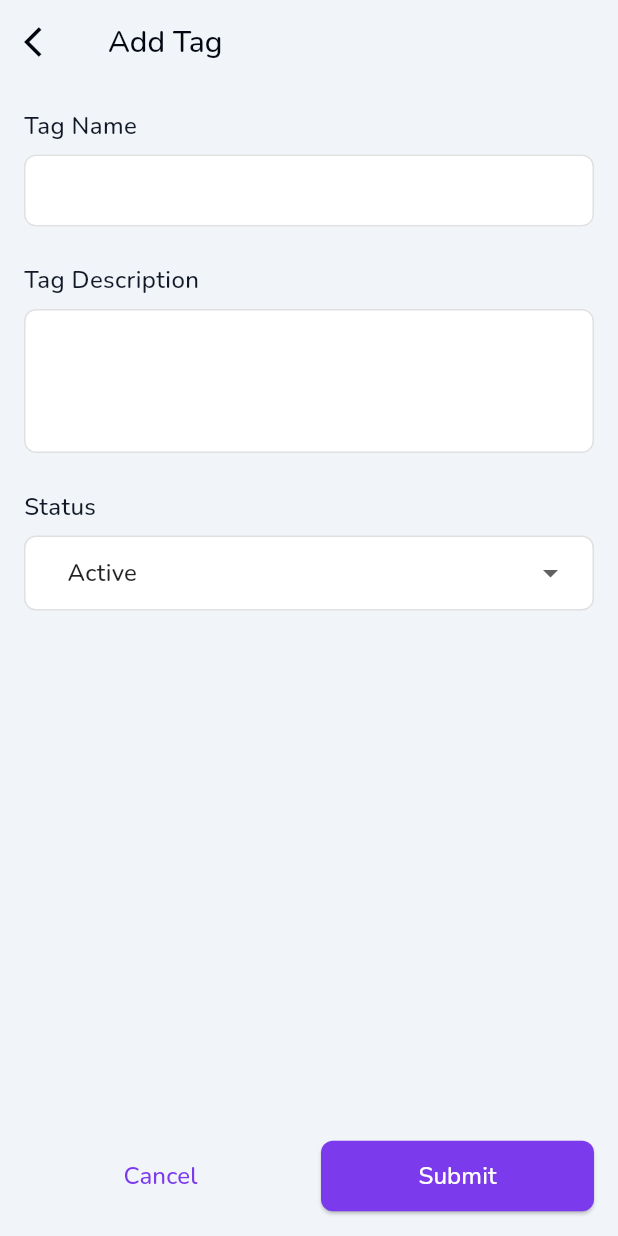
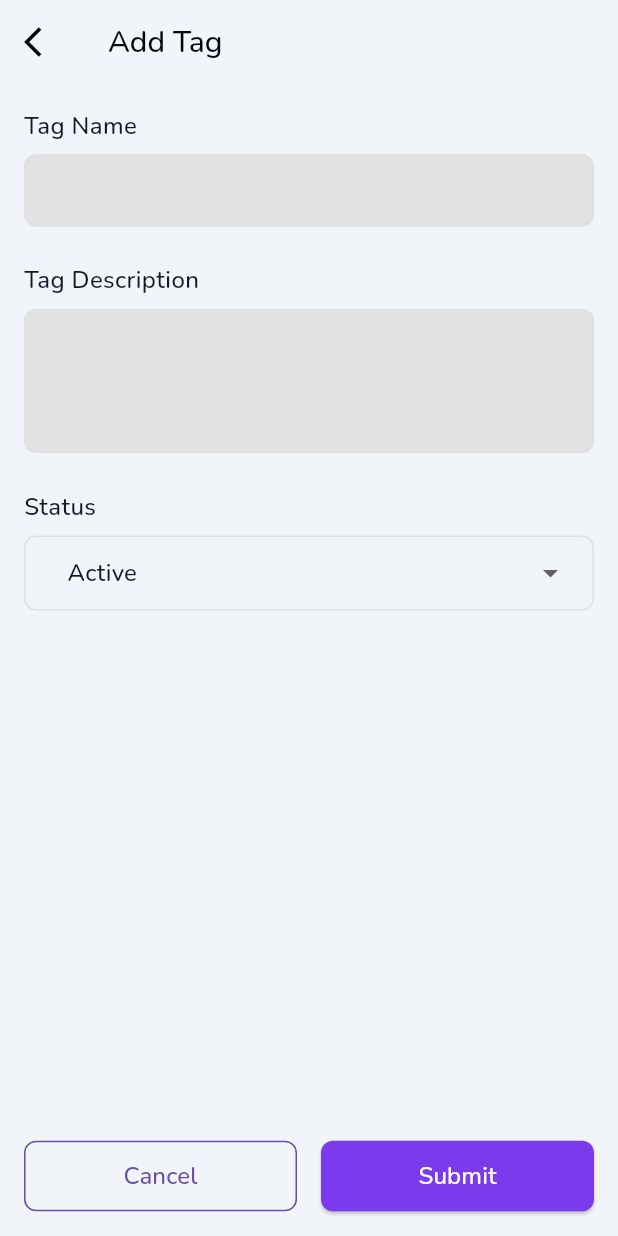
Before and after one commit to CodingWithTashi/unfurl, a Flutter app: the screen it shows after launch, item 3 of the bottom bar chosen, after a tap on "Add new", on a phone screen of 412 x 824 dp. Run offline on Flutter 3.47's test engine with Material 3 defaults, Android fonts, the phone set to English and light mode, and no system bars; our stand-ins replace easy_localization, equatable, fluentui_system_icons, flutter_riverpod, hive, hive_flutter and 2 more; missing offline and left inert: flutter_displaymode; accounts and stored records are empty.

Commit message:
added theme support

```diff
--- a/lib/ui/screens/add_edit_tag_screen.dart
+++ b/lib/ui/screens/add_edit_tag_screen.dart
@@ -131,7 +131,6 @@ class _AddEditTagScreenState extends ConsumerState<AddEditTagScreen> {
               controller: _nameController,
               decoration: InputDecoration(
                 filled: true,
-                fillColor: Colors.white,
                 border: OutlineInputBorder(
                   borderRadius: BorderRadius.circular(8),
                   borderSide: BorderSide(color: Colors.grey[300]!),
@@ -166,7 +165,6 @@ class _AddEditTagScreenState extends ConsumerState<AddEditTagScreen> {
               maxLines: 3,
               decoration: InputDecoration(
                 filled: true,
-                fillColor: Colors.white,
                 border: OutlineInputBorder(
                   borderRadius: BorderRadius.circular(8),
                   borderSide: BorderSide(color: Colors.grey[300]!),
@@ -198,7 +196,6 @@ class _AddEditTagScreenState extends ConsumerState<AddEditTagScreen> {
             const SizedBox(height: 8),
             Container(
               decoration: BoxDecoration(
-                color: Colors.white,
                 borderRadius: BorderRadius.circular(8),
                 border: Border.all(color: Colors.grey[300]!),
               ),
@@ -215,7 +212,6 @@ class _AddEditTagScreenState extends ConsumerState<AddEditTagScreen> {
                         child: Text(
                           value[0].toUpperCase() + value.substring(1),
                           style: const TextStyle(
-                            color: Colors.black87,
                             fontSize: 16,
                           ),
                         ),
@@ -242,13 +238,14 @@ class _AddEditTagScreenState extends ConsumerState<AddEditTagScreen> {
                     style: TextButton.styleFrom(
                       padding: const EdgeInsets.symmetric(vertical: 12),
                       shape: RoundedRectangleBorder(
-                        borderRadius: BorderRadius.circular(8),
-                      ),
+                          borderRadius: BorderRadius.circular(8),
+                          side: BorderSide(
+                              color: Theme.of(context).colorScheme.primary)),
+                      foregroundColor: Theme.of(context).colorScheme.primary,
                     ),
                     child: Text(
                       'Cancel',
                       style: TextStyle(
-                        color: Theme.of(context).colorScheme.secondary,
                         fontSize: 16,
                         fontWeight: FontWeight.w500,
                       ),
@@ -261,6 +258,7 @@ class _AddEditTagScreenState extends ConsumerState<AddEditTagScreen> {
                     onPressed: _handleSubmit,
                     style: ElevatedButton.styleFrom(
                       backgroundColor: Theme.of(context).colorScheme.secondary,
+                      foregroundColor: Colors.white,
                       padding: const EdgeInsets.symmetric(vertical: 12),
                       shape: RoundedRectangleBorder(
                         borderRadius: BorderRadius.circular(8),
@@ -269,7 +267,6 @@ class _AddEditTagScreenState extends ConsumerState<AddEditTagScreen> {
                     child: Text(
                       isEditMode ? 'Update' : 'Submit',
                       style: TextStyle(
-                        color: Theme.of(context).colorScheme.onPrimary,
                         fontSize: 16,
                         fontWeight: FontWeight.w500,
                       ),
--- a/lib/ui/screens/home_screen.dart
+++ b/lib/ui/screens/home_screen.dart
@@ -18,6 +18,7 @@ class HomeScreen extends StatelessWidget {
   Widget build(BuildContext context) {
     double height = MediaQuery.of(context).size.height;
     return Scaffold(
+      backgroundColor: Theme.of(context).colorScheme.surface,
       body: Column(
         children: [
           // Hero Image Section with Overlay Text and Button
--- a/lib/ui/screens/link_screen.dart
+++ b/lib/ui/screens/link_screen.dart
@@ -12,6 +12,7 @@ class LinkScreen extends StatelessWidget {
   Widget build(BuildContext context) {
     double height = MediaQuery.of(context).size.height;
     return Scaffold(
+      backgroundColor: Theme.of(context).colorScheme.surface,
       body: Column(
         children: [
           // Hero Image Section with Overlay Text and Button
--- a/lib/ui/screens/tag_screen.dart
+++ b/lib/ui/screens/tag_screen.dart
@@ -13,6 +13,7 @@ class TagScreen extends StatelessWidget {
   Widget build(BuildContext context) {
     double height = MediaQuery.of(context).size.height;
     return Scaffold(
+      backgroundColor: Theme.of(context).colorScheme.surface,
       body: Column(
         children: [
           // Hero Image Section with Overlay Text and Button
```
Also changed, not shown: lib/ui/screens/add_edit_link_screen.dart (+4 -7 lines).
